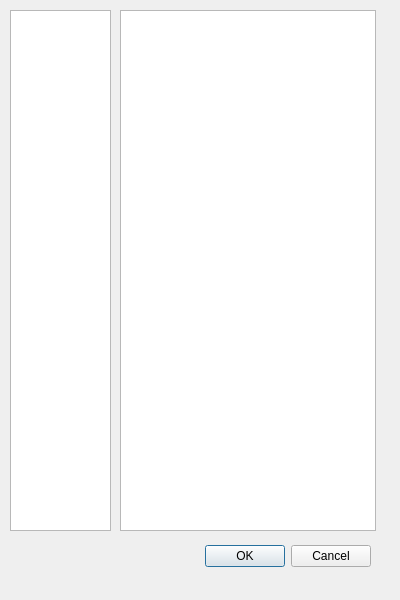
Old version of the form additemdialog.ui in the repository EtoDrowsy/CS499.
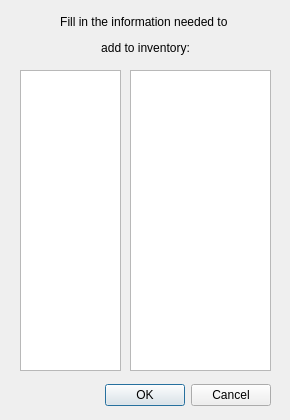
New version of the form.

The edit to the form file:
```diff
--- a/additemdialog.ui
+++ b/additemdialog.ui
@@ -6,8 +6,8 @@
    <rect>
     <x>0</x>
     <y>0</y>
-    <width>400</width>
-    <height>600</height>
+    <width>290</width>
+    <height>420</height>
    </rect>
   </property>
   <property name="windowTitle">
@@ -16,10 +16,10 @@
   <widget class="QDialogButtonBox" name="buttonBox">
    <property name="geometry">
     <rect>
-     <x>30</x>
-     <y>540</y>
-     <width>341</width>
-     <height>32</height>
+     <x>100</x>
+     <y>380</y>
+     <width>171</width>
+     <height>31</height>
     </rect>
    </property>
    <property name="orientation">
@@ -32,22 +32,40 @@
   <widget class="QTableWidget" name="attributetable">
    <property name="geometry">
     <rect>
-     <x>10</x>
-     <y>10</y>
+     <x>20</x>
+     <y>70</y>
      <width>101</width>
-     <height>521</height>
+     <height>301</height>
     </rect>
    </property>
   </widget>
   <widget class="QTableWidget" name="inputtable">
    <property name="geometry">
     <rect>
-     <x>120</x>
+     <x>130</x>
+     <y>70</y>
+     <width>141</width>
+     <height>301</height>
+    </rect>
+   </property>
+  </widget>
+  <widget class="QLabel" name="label">
+   <property name="geometry">
+    <rect>
+     <x>30</x>
      <y>10</y>
-     <width>256</width>
-     <height>521</height>
+     <width>231</width>
+     <height>51</height>
     </rect>
    </property>
+   <property name="font">
+    <font>
+     <pointsize>15</pointsize>
+    </font>
+   </property>
+   <property name="text">
+    <string>&lt;html&gt;&lt;head/&gt;&lt;body&gt;&lt;p align=&quot;center&quot;&gt;&lt;span style=&quot; font-size:9pt;&quot;&gt;Fill in the information needed to &lt;/span&gt;&lt;/p&gt;&lt;p align=&quot;center&quot;&gt;&lt;span style=&quot; font-size:9pt;&quot;&gt;add to inventory:&lt;/span&gt;&lt;/p&gt;&lt;/body&gt;&lt;/html&gt;</string>
+   </property>
   </widget>
  </widget>
  <resources/>
```
